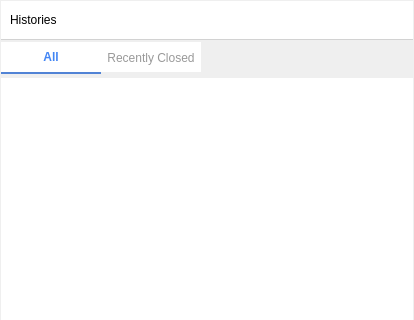
This is src/widgets/HistoryWidget.ui in qyslamd/yi-guai as Qt 5 draws it before an edit; both pictures show x 0 to 414 and y 0 to 320 of the 414 by 529 pixel window. The edited form follows.
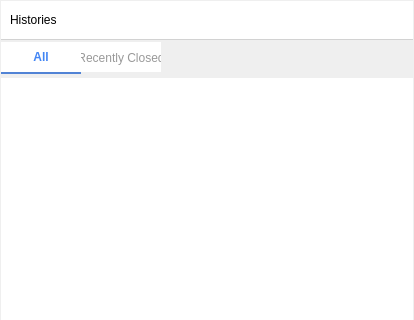
This is the edited form. Icons and pictures are not drawn.

Diff of the .ui file:
```diff
--- a/src/widgets/HistoryWidget.ui
+++ b/src/widgets/HistoryWidget.ui
@@ -287,7 +287,7 @@
 QTabBar::tab {
     border:none;
     background: #FFFFFF;
-    width: 100px;
+    width: 80px;
     height: 30px;
     color: #999999;
 }
```
